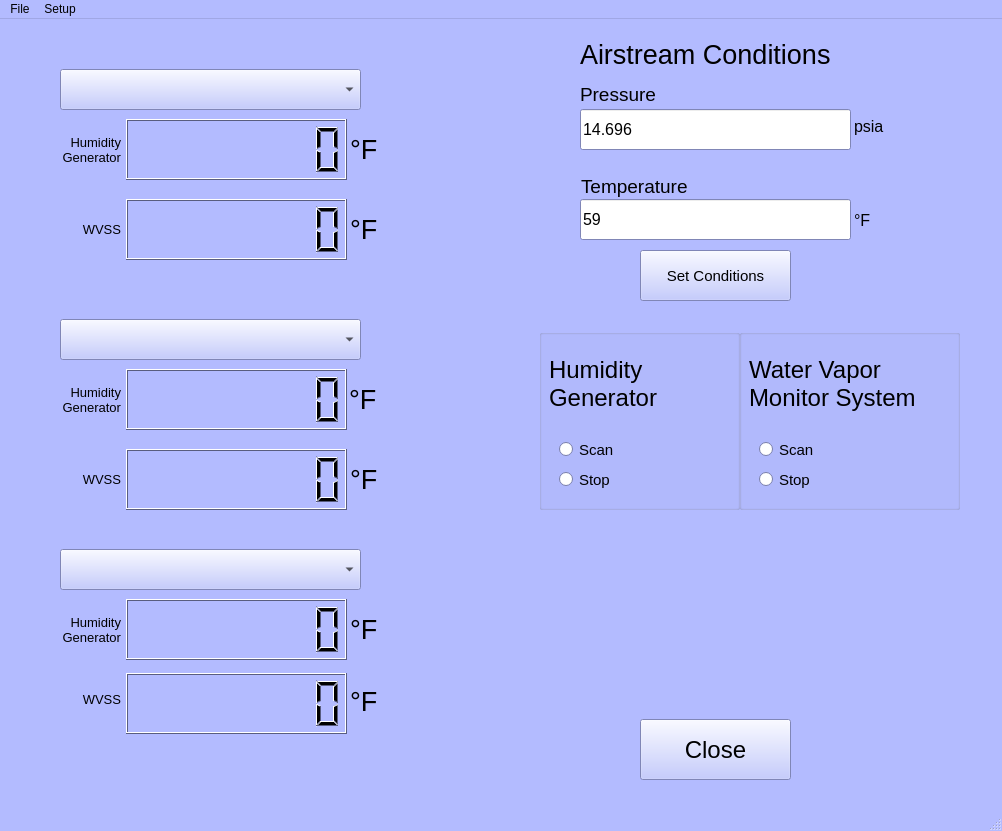
Qt form basic_GUI.ui (jbaviation/humidity_cart) before a commit.
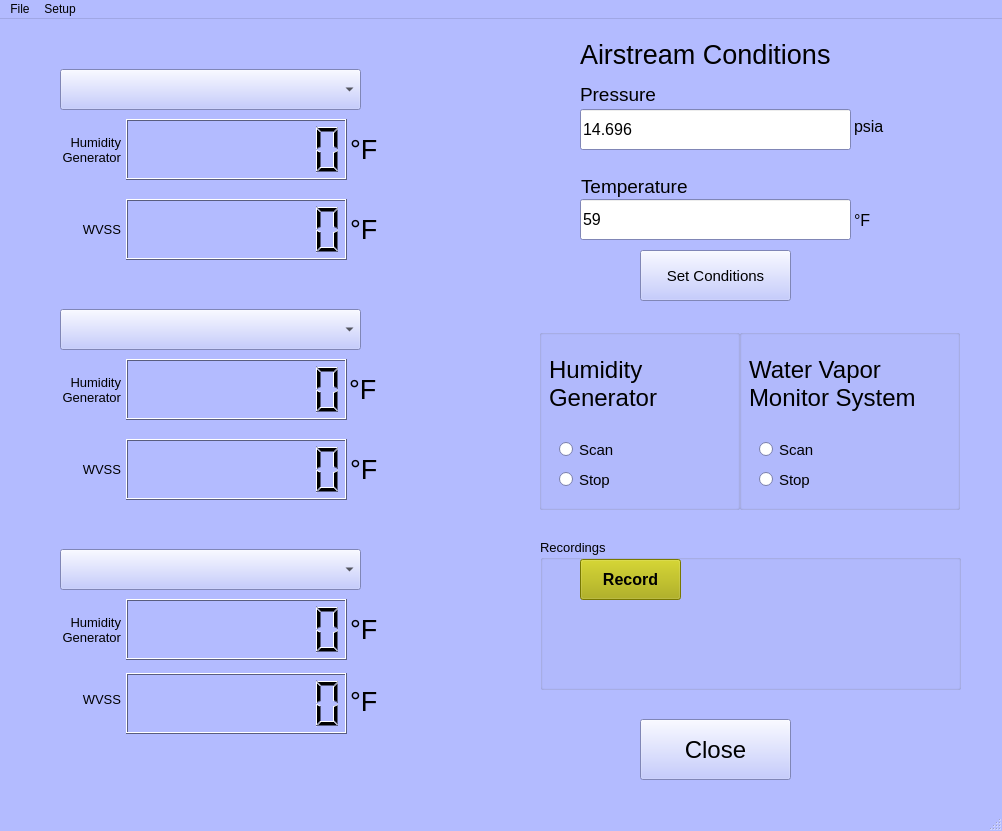
The same form after that commit.

Commit message: Added new button for recording and created a new file (record.py) to perform the legwork for file recording data and file creation.  Right now, an LED indicator was generated to show the status of recording and temporarily this works with button pushing.  The next step is to configure the code to actually create the recordings. This commit is meant to be a placeholder before major changes are made.

Diff of the .ui file:
```diff
--- a/basic_GUI.ui
+++ b/basic_GUI.ui
@@ -480,7 +480,7 @@
     <property name="geometry">
      <rect>
       <x>349</x>
-      <y>340</y>
+      <y>330</y>
       <width>231</width>
       <height>81</height>
      </rect>
@@ -499,7 +499,7 @@
     <property name="geometry">
      <rect>
       <x>126</x>
-      <y>350</y>
+      <y>340</y>
       <width>221</width>
       <height>61</height>
      </rect>
@@ -522,7 +522,7 @@
     <property name="geometry">
      <rect>
       <x>60</x>
-      <y>300</y>
+      <y>290</y>
       <width>301</width>
       <height>41</height>
      </rect>
@@ -747,7 +747,7 @@
     <property name="geometry">
      <rect>
       <x>10</x>
-      <y>360</y>
+      <y>350</y>
       <width>111</width>
       <height>41</height>
      </rect>
@@ -1022,7 +1022,7 @@
     <property name="geometry">
      <rect>
       <x>10</x>
-      <y>440</y>
+      <y>430</y>
       <width>111</width>
       <height>41</height>
      </rect>
@@ -1086,7 +1086,7 @@
     <property name="geometry">
      <rect>
       <x>126</x>
-      <y>430</y>
+      <y>420</y>
       <width>221</width>
       <height>61</height>
      </rect>
@@ -1149,7 +1149,7 @@
     <property name="geometry">
      <rect>
       <x>350</x>
-      <y>420</y>
+      <y>410</y>
       <width>231</width>
       <height>81</height>
      </rect>
@@ -1183,6 +1183,475 @@
      <string>°F</string>
     </property>
    </widget>
+   <widget class="QGroupBox" name="groupBox">
+    <property name="geometry">
+     <rect>
+      <x>540</x>
+      <y>520</y>
+      <width>421</width>
+      <height>151</height>
+     </rect>
+    </property>
+    <property name="font">
+     <font>
+      <pointsize>10</pointsize>
+     </font>
+    </property>
+    <property name="title">
+     <string>Recordings</string>
+    </property>
+    <widget class="QPushButton" name="recordButton">
+     <property name="geometry">
+      <rect>
+       <x>40</x>
+       <y>20</y>
+       <width>101</width>
+       <height>41</height>
+      </rect>
+     </property>
+     <property name="palette">
+      <palette>
+       <active>
+        <colorrole role="WindowText">
+         <brush brushstyle="SolidPattern">
+          <color alpha="255">
+           <red>0</red>
+           <green>0</green>
+           <blue>0</blue>
+          </color>
+         </brush>
+        </colorrole>
+        <colorrole role="Button">
+         <brush brushstyle="SolidPattern">
+          <color alpha="255">
+           <red>170</red>
+           <green>170</green>
+           <blue>0</blue>
+          </color>
+         </brush>
+        </colorrole>
+        <colorrole role="Light">
+         <brush brushstyle="SolidPattern">
+          <color alpha="255">
+           <red>255</red>
+           <green>255</green>
+           <blue>0</blue>
+          </color>
+         </brush>
+        </colorrole>
+        <colorrole role="Midlight">
+         <brush brushstyle="SolidPattern">
+          <color alpha="255">
+           <red>212</red>
+           <green>212</green>
+           <blue>0</blue>
+          </color>
+         </brush>
+        </colorrole>
+        <colorrole role="Dark">
+         <brush brushstyle="SolidPattern">
+          <color alpha="255">
+           <red>85</red>
+           <green>85</green>
+           <blue>0</blue>
+          </color>
+         </brush>
+        </colorrole>
+        <colorrole role="Mid">
+         <brush brushstyle="SolidPattern">
+          <color alpha="255">
+           <red>113</red>
+           <green>113</green>
+           <blue>0</blue>
+          </color>
+         </brush>
+        </colorrole>
+        <colorrole role="Text">
+         <brush brushstyle="SolidPattern">
+          <color alpha="255">
+           <red>0</red>
+           <green>0</green>
+           <blue>0</blue>
+          </color>
+         </brush>
+        </colorrole>
+        <colorrole role="BrightText">
+         <brush brushstyle="SolidPattern">
+          <color alpha="255">
+           <red>255</red>
+           <green>255</green>
+           <blue>255</blue>
+          </color>
+         </brush>
+        </colorrole>
+        <colorrole role="ButtonText">
+         <brush brushstyle="SolidPattern">
+          <color alpha="255">
+           <red>0</red>
+           <green>0</green>
+           <blue>0</blue>
+          </color>
+         </brush>
+        </colorrole>
+        <colorrole role="Base">
+         <brush brushstyle="SolidPattern">
+          <color alpha="255">
+           <red>255</red>
+           <green>255</green>
+           <blue>255</blue>
+          </color>
+         </brush>
+        </colorrole>
+        <colorrole role="Window">
+         <brush brushstyle="SolidPattern">
+          <color alpha="255">
+           <red>170</red>
+           <green>170</green>
+           <blue>0</blue>
+          </color>
+         </brush>
+        </colorrole>
+        <colorrole role="Shadow">
+         <brush brushstyle="SolidPattern">
+          <color alpha="255">
+           <red>0</red>
+           <green>0</green>
+           <blue>0</blue>
+          </color>
+         </brush>
+        </colorrole>
+        <colorrole role="AlternateBase">
+         <brush brushstyle="SolidPattern">
+          <color alpha="255">
+           <red>212</red>
+           <green>212</green>
+           <blue>127</blue>
+          </color>
+         </brush>
+        </colorrole>
+        <colorrole role="ToolTipBase">
+         <brush brushstyle="SolidPattern">
+          <color alpha="255">
+           <red>255</red>
+           <green>255</green>
+           <blue>220</blue>
+          </color>
+         </brush>
+        </colorrole>
+        <colorrole role="ToolTipText">
+         <brush brushstyle="SolidPattern">
+          <color alpha="255">
+           <red>0</red>
+           <green>0</green>
+           <blue>0</blue>
+          </color>
+         </brush>
+        </colorrole>
+       </active>
+       <inactive>
+        <colorrole role="WindowText">
+         <brush brushstyle="SolidPattern">
+          <color alpha="255">
+           <red>0</red>
+           <green>0</green>
+           <blue>0</blue>
+          </color>
+         </brush>
+        </colorrole>
+        <colorrole role="Button">
+         <brush brushstyle="SolidPattern">
+          <color alpha="255">
+           <red>170</red>
+           <green>170</green>
+           <blue>0</blue>
+          </color>
+         </brush>
+        </colorrole>
+        <colorrole role="Light">
+         <brush brushstyle="SolidPattern">
+          <color alpha="255">
+           <red>255</red>
+           <green>255</green>
+           <blue>0</blue>
+          </color>
+         </brush>
+        </colorrole>
+        <colorrole role="Midlight">
+         <brush brushstyle="SolidPattern">
+          <color alpha="255">
+           <red>212</red>
+           <green>212</green>
+           <blue>0</blue>
+          </color>
+         </brush>
+        </colorrole>
+        <colorrole role="Dark">
+         <brush brushstyle="SolidPattern">
+          <color alpha="255">
+           <red>85</red>
+           <green>85</green>
+           <blue>0</blue>
+          </color>
+         </brush>
+        </colorrole>
+        <colorrole role="Mid">
+         <brush brushstyle="SolidPattern">
+          <color alpha="255">
+           <red>113</red>
+           <green>113</green>
+           <blue>0</blue>
+          </color>
+         </brush>
+        </colorrole>
+        <colorrole role="Text">
+         <brush brushstyle="SolidPattern">
+          <color alpha="255">
+           <red>0</red>
+           <green>0</green>
+           <blue>0</blue>
+          </color>
+         </brush>
+        </colorrole>
+        <colorrole role="BrightText">
+         <brush brushstyle="SolidPattern">
+          <color alpha="255">
+           <red>255</red>
+           <green>255</green>
+           <blue>255</blue>
+          </color>
+         </brush>
+        </colorrole>
+        <colorrole role="ButtonText">
+         <brush brushstyle="SolidPattern">
+          <color alpha="255">
+           <red>0</red>
+           <green>0</green>
+           <blue>0</blue>
+          </color>
+         </brush>
+        </colorrole>
+        <colorrole role="Base">
+         <brush brushstyle="SolidPattern">
+          <color alpha="255">
+           <red>255</red>
+           <green>255</green>
+           <blue>255</blue>
+          </color>
+         </brush>
+        </colorrole>
+        <colorrole role="Window">
+         <brush brushstyle="SolidPattern">
+          <color alpha="255">
+           <red>170</red>
+           <green>170</green>
+           <blue>0</blue>
+          </color>
+         </brush>
+        </colorrole>
+        <colorrole role="Shadow">
+         <brush brushstyle="SolidPattern">
+          <color alpha="255">
+           <red>0</red>
+           <green>0</green>
+           <blue>0</blue>
+          </color>
+         </brush>
+        </colorrole>
+        <colorrole role="AlternateBase">
+         <brush brushstyle="SolidPattern">
+          <color alpha="255">
+           <red>212</red>
+           <green>212</green>
+           <blue>127</blue>
+          </color>
+         </brush>
+        </colorrole>
+        <colorrole role="ToolTipBase">
+         <brush brushstyle="SolidPattern">
+          <color alpha="255">
+           <red>255</red>
+           <green>255</green>
+           <blue>220</blue>
+          </color>
+         </brush>
+        </colorrole>
+        <colorrole role="ToolTipText">
+         <brush brushstyle="SolidPattern">
+          <color alpha="255">
+           <red>0</red>
+           <green>0</green>
+           <blue>0</blue>
+          </color>
+         </brush>
+        </colorrole>
+       </inactive>
+       <disabled>
+        <colorrole role="WindowText">
+         <brush brushstyle="SolidPattern">
+          <color alpha="255">
+           <red>85</red>
+           <green>85</green>
+           <blue>0</blue>
+          </color>
+         </brush>
+        </colorrole>
+        <colorrole role="Button">
+         <brush brushstyle="SolidPattern">
+          <color alpha="255">
+           <red>170</red>
+           <green>170</green>
+           <blue>0</blue>
+          </color>
+         </brush>
+        </colorrole>
+        <colorrole role="Light">
+         <brush brushstyle="SolidPattern">
+          <color alpha="255">
+           <red>255</red>
+           <green>255</green>
+           <blue>0</blue>
+          </color>
+         </brush>
+        </colorrole>
+        <colorrole role="Midlight">
+         <brush brushstyle="SolidPattern">
+          <color alpha="255">
+           <red>212</red>
+           <green>212</green>
+           <blue>0</blue>
+          </color>
+         </brush>
+        </colorrole>
+        <colorrole role="Dark">
+         <brush brushstyle="SolidPattern">
+          <color alpha="255">
+           <red>85</red>
+           <green>85</green>
+           <blue>0</blue>
+          </color>
+         </brush>
+        </colorrole>
+        <colorrole role="Mid">
+         <brush brushstyle="SolidPattern">
+          <color alpha="255">
+           <red>113</red>
+           <green>113</green>
+           <blue>0</blue>
+          </color>
+         </brush>
+        </colorrole>
+        <colorrole role="Text">
+         <brush brushstyle="SolidPattern">
+          <color alpha="255">
+           <red>85</red>
+           <green>85</green>
+           <blue>0</blue>
+          </color>
+         </brush>
+        </colorrole>
+        <colorrole role="BrightText">
+         <brush brushstyle="SolidPattern">
+          <color alpha="255">
+           <red>255</red>
+           <green>255</green>
+           <blue>255</blue>
+          </color>
+         </brush>
+        </colorrole>
+        <colorrole role="ButtonText">
+         <brush brushstyle="SolidPattern">
+          <color alpha="255">
+           <red>85</red>
+           <green>85</green>
+           <blue>0</blue>
+          </color>
+         </brush>
+        </colorrole>
+        <colorrole role="Base">
+         <brush brushstyle="SolidPattern">
+          <color alpha="255">
+           <red>170</red>
+           <green>170</green>
+           <blue>0</blue>
+          </color>
+         </brush>
+        </colorrole>
+        <colorrole role="Window">
+         <brush brushstyle="SolidPattern">
+          <color alpha="255">
+           <red>170</red>
+           <green>170</green>
+           <blue>0</blue>
+          </color>
+         </brush>
+        </colorrole>
+        <colorrole role="Shadow">
+         <brush brushstyle="SolidPattern">
+          <color alpha="255">
+           <red>0</red>
+           <green>0</green>
+           <blue>0</blue>
+          </color>
+         </brush>
+        </colorrole>
+        <colorrole role="AlternateBase">
+         <brush brushstyle="SolidPattern">
+          <color alpha="255">
+           <red>170</red>
+           <green>170</green>
+           <blue>0</blue>
+          </color>
+         </brush>
+        </colorrole>
+        <colorrole role="ToolTipBase">
+         <brush brushstyle="SolidPattern">
+          <color alpha="255">
+           <red>255</red>
+           <green>255</green>
+           <blue>220</blue>
+          </color>
+         </brush>
+        </colorrole>
+        <colorrole role="ToolTipText">
+         <brush brushstyle="SolidPattern">
+          <color alpha="255">
+           <red>0</red>
+           <green>0</green>
+           <blue>0</blue>
+          </color>
+         </brush>
+        </colorrole>
+       </disabled>
+      </palette>
+     </property>
+     <property name="font">
+      <font>
+       <pointsize>12</pointsize>
+       <weight>75</weight>
+       <bold>true</bold>
+      </font>
+     </property>
+     <property name="text">
+      <string>Record</string>
+     </property>
+    </widget>
+    <widget class="QLabel" name="statusLED">
+     <property name="geometry">
+      <rect>
+       <x>12</x>
+       <y>30</y>
+       <width>21</width>
+       <height>21</height>
+      </rect>
+     </property>
+     <property name="text">
+      <string/>
+     </property>
+     <property name="scaledContents">
+      <bool>false</bool>
+     </property>
+    </widget>
+   </widget>
   </widget>
   <widget class="QMenuBar" name="menubar">
    <property name="geometry">
```
Left out of the diff: 2 changed lines with no effect on the pictures. The commit also changes 11 other files.
